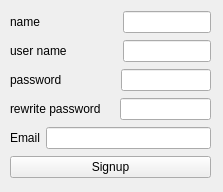
The window that signup.ui (AlirezaM02/AP_Project) describes before a commit, drawn with Qt 5.
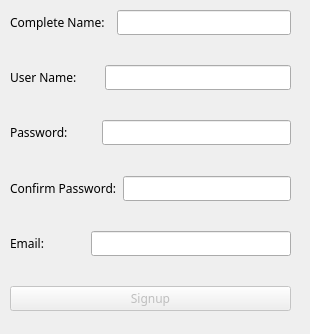
The same window after the commit.

```diff
--- a/signup.ui
+++ b/signup.ui
@@ -6,95 +6,198 @@
    <rect>
     <x>0</x>
     <y>0</y>
-    <width>223</width>
-    <height>192</height>
+    <width>310</width>
+    <height>334</height>
    </rect>
   </property>
   <property name="windowTitle">
    <string>Form</string>
   </property>
-  <widget class="QWidget" name="">
+  <widget class="QWidget" name="layoutWidget">
    <property name="geometry">
     <rect>
      <x>10</x>
      <y>10</y>
-     <width>201</width>
-     <height>173</height>
+     <width>281</width>
+     <height>301</height>
     </rect>
    </property>
+   <property name="font">
+    <font>
+     <family>MV Boli</family>
+    </font>
+   </property>
    <layout class="QVBoxLayout" name="verticalLayout">
     <item>
      <layout class="QHBoxLayout" name="horizontalLayout_5">
       <item>
        <widget class="QLabel" name="label">
+        <property name="font">
+         <font>
+          <family>MV Boli</family>
+         </font>
+        </property>
         <property name="text">
-         <string>name                       </string>
+         <string>Complete Name:  </string>
         </property>
        </widget>
       </item>
       <item>
-       <widget class="QLineEdit" name="nameled"/>
+       <widget class="QLineEdit" name="nameled">
+        <property name="font">
+         <font>
+          <family>MV Boli</family>
+         </font>
+        </property>
+       </widget>
       </item>
      </layout>
     </item>
+    <item>
+     <widget class="QLabel" name="nameerrorlbl">
+      <property name="text">
+       <string/>
+      </property>
+     </widget>
+    </item>
     <item>
      <layout class="QHBoxLayout" name="horizontalLayout_4">
       <item>
        <widget class="QLabel" name="label_2">
+        <property name="font">
+         <font>
+          <family>MV Boli</family>
+         </font>
+        </property>
         <property name="text">
-         <string>user name               </string>
+         <string>User Name:       </string>
         </property>
        </widget>
       </item>
       <item>
-       <widget class="QLineEdit" name="usernameled"/>
+       <widget class="QLineEdit" name="usernameled">
+        <property name="font">
+         <font>
+          <family>MV Boli</family>
+         </font>
+        </property>
+       </widget>
       </item>
      </layout>
     </item>
+    <item>
+     <widget class="QLabel" name="usererrorlbl">
+      <property name="text">
+       <string/>
+      </property>
+     </widget>
+    </item>
     <item>
      <layout class="QHBoxLayout" name="horizontalLayout_3">
       <item>
        <widget class="QLabel" name="label_3">
+        <property name="font">
+         <font>
+          <family>MV Boli</family>
+         </font>
+        </property>
         <property name="text">
-         <string>password                </string>
+         <string>Password:         </string>
         </property>
        </widget>
       </item>
       <item>
-       <widget class="QLineEdit" name="passwordled"/>
+       <widget class="QLineEdit" name="passwordled">
+        <property name="font">
+         <font>
+          <family>MV Boli</family>
+         </font>
+        </property>
+       </widget>
       </item>
      </layout>
     </item>
+    <item>
+     <widget class="QLabel" name="passworderrorlbl">
+      <property name="text">
+       <string/>
+      </property>
+     </widget>
+    </item>
     <item>
      <layout class="QHBoxLayout" name="horizontalLayout_2">
       <item>
        <widget class="QLabel" name="label_4">
+        <property name="font">
+         <font>
+          <family>MV Boli</family>
+         </font>
+        </property>
         <property name="text">
-         <string>rewrite password    </string>
+         <string>Confirm Password:</string>
         </property>
        </widget>
       </item>
       <item>
-       <widget class="QLineEdit" name="rewriteled"/>
+       <widget class="QLineEdit" name="rewriteled">
+        <property name="font">
+         <font>
+          <family>MV Boli</family>
+         </font>
+        </property>
+       </widget>
       </item>
      </layout>
     </item>
+    <item>
+     <widget class="QLabel" name="confirmpasserrorlbl">
+      <property name="text">
+       <string/>
+      </property>
+     </widget>
+    </item>
     <item>
      <layout class="QHBoxLayout" name="horizontalLayout">
       <item>
        <widget class="QLabel" name="label_5">
+        <property name="font">
+         <font>
+          <family>MV Boli</family>
+         </font>
+        </property>
         <property name="text">
-         <string>Email</string>
+         <string>Email:             </string>
         </property>
        </widget>
       </item>
       <item>
-       <widget class="QLineEdit" name="emailled"/>
+       <widget class="QLineEdit" name="emailled">
+        <property name="font">
+         <font>
+          <family>MV Boli</family>
+         </font>
+        </property>
+       </widget>
       </item>
      </layout>
     </item>
+    <item>
+     <widget class="QLabel" name="emailerrorlbl">
+      <property name="text">
+       <string/>
+      </property>
+     </widget>
+    </item>
     <item>
      <widget class="QPushButton" name="signupbtn">
+      <property name="enabled">
+       <bool>false</bool>
+      </property>
+      <property name="font">
+       <font>
+        <family>MV Boli</family>
+       </font>
+      </property>
       <property name="text">
        <string>Signup</string>
       </property>
@@ -102,6 +205,19 @@
     </item>
    </layout>
   </widget>
+  <widget class="QLabel" name="errorlbl_2">
+   <property name="geometry">
+    <rect>
+     <x>70</x>
+     <y>130</y>
+     <width>199</width>
+     <height>16</height>
+    </rect>
+   </property>
+   <property name="text">
+    <string/>
+   </property>
+  </widget>
  </widget>
  <resources/>
  <connections/>
```
